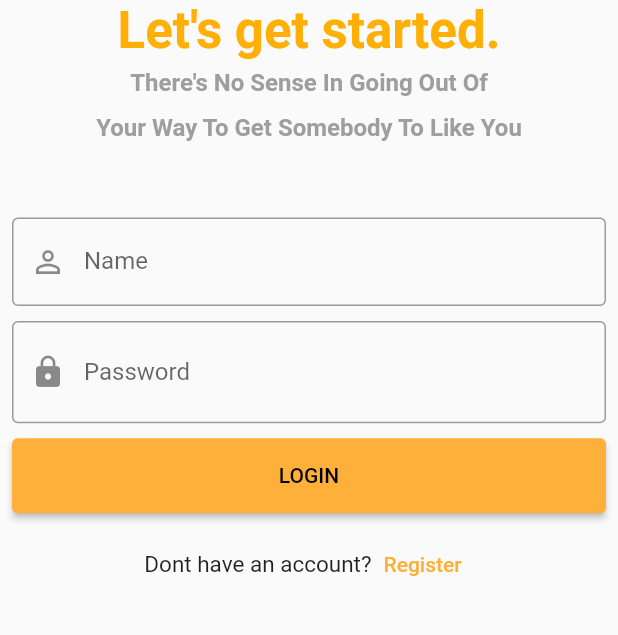
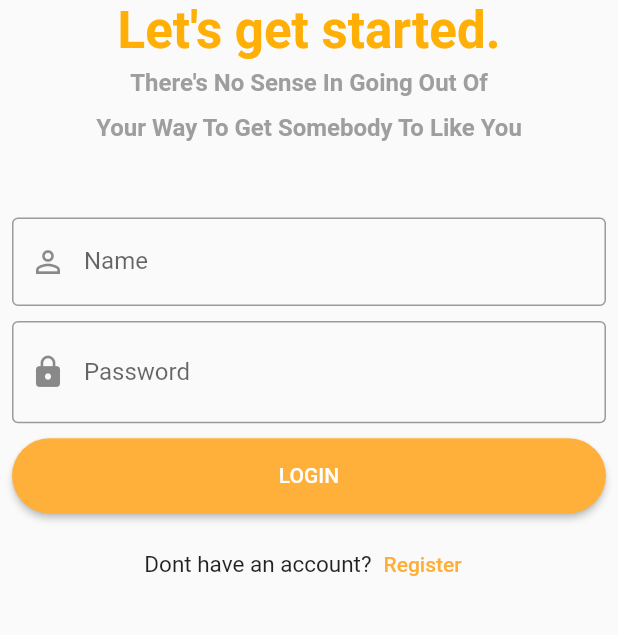
Before and after one commit to FithaAqyla/PAML_Exe1_20200140096, a Flutter app: the screen it shows after launch, after a tap on the "navigate next" icon, on a phone screen of 412 x 824 dp, the part 312-947 px from its top. Run offline on Flutter 3.47's test engine with Material 2 defaults, Android fonts, the phone set to English and light mode, and no system bars.

Commit message:
atur shape border radius button login

```diff
--- a/lib/login_page.dart
+++ b/lib/login_page.dart
@@ -131,6 +131,8 @@ class _LoginPageState extends State<LoginPage> {
                         height: 50,
                         child: ElevatedButton(
                           style: ElevatedButton.styleFrom(
+                            shape: RoundedRectangleBorder(
+                                borderRadius: BorderRadius.circular(50)),
                             backgroundColor: Color.fromARGB(255, 255, 176, 58),
                           ),
                           onPressed: () {
@@ -143,6 +145,7 @@ class _LoginPageState extends State<LoginPage> {
                           },
                           child: Text(
                             'Login'.toUpperCase(),
+                            style: TextStyle(color: Colors.white),
                           ),
                         ),
                       ),
```
